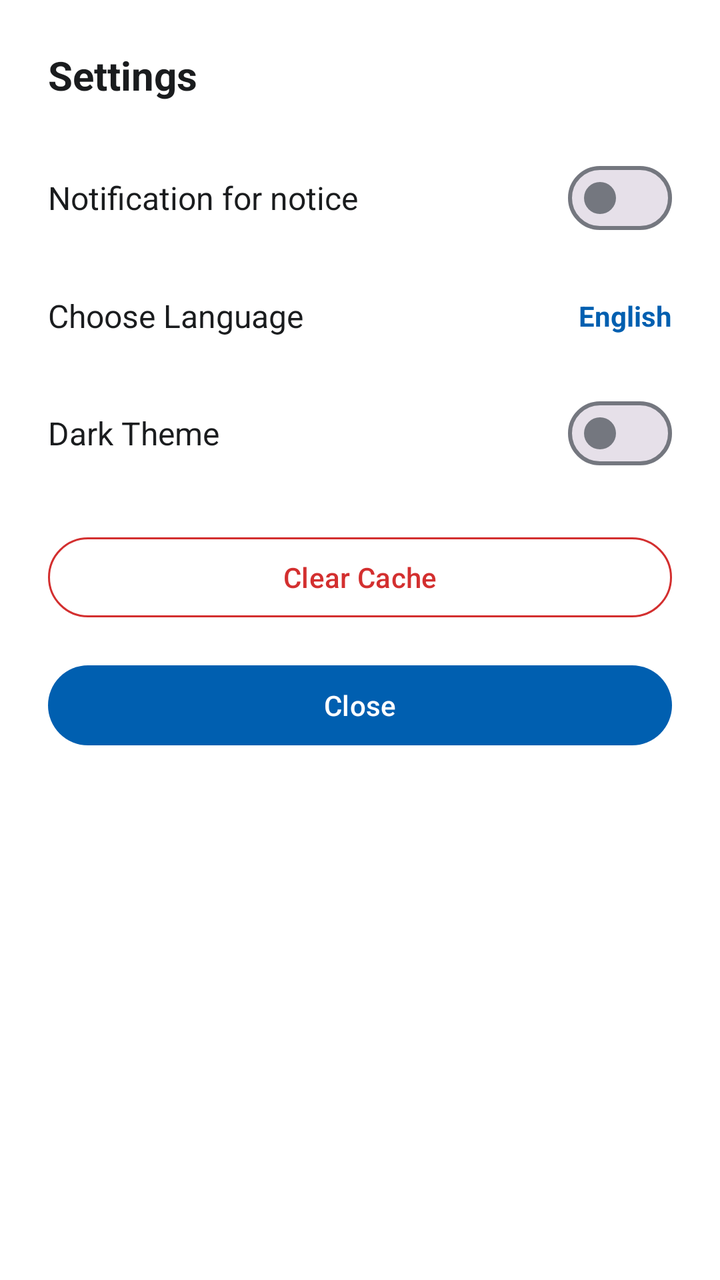
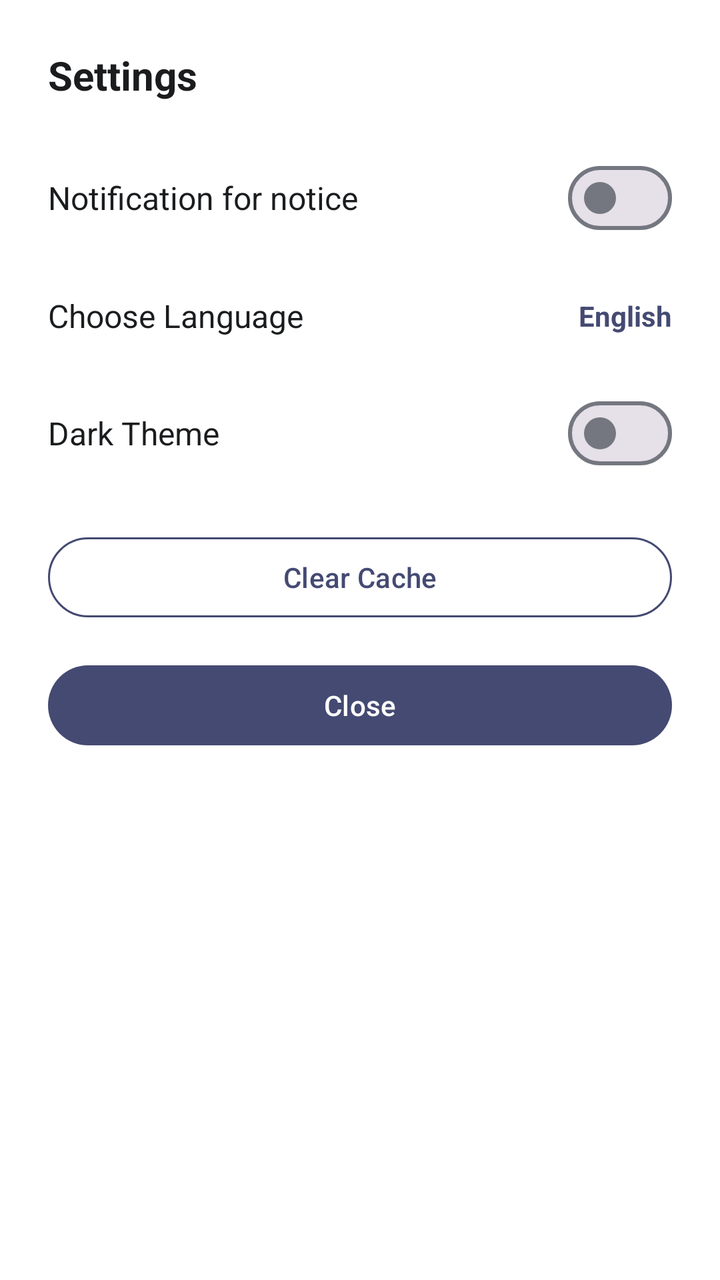

The first picture is an Android layout as it rendered before a commit; the second is the same layout after the commit. The layout source and the unified diff follow.
<!-- AndroidManifest.xml: application theme Theme.MyDUET -->
<!-- res/layout/dialog_settings.xml -->
<?xml version="1.0" encoding="utf-8"?>
<LinearLayout xmlns:android="http://schemas.android.com/apk/res/android"
    xmlns:app="http://schemas.android.com/apk/res-auto"
    android:layout_width="match_parent"
    android:layout_height="wrap_content"
    android:orientation="vertical"
    android:padding="24dp"
    android:background="?attr/colorSurface">

    <TextView
        android:layout_width="wrap_content"
        android:layout_height="wrap_content"
        android:text="Settings"
        android:textColor="?attr/colorOnSurface"
        android:textSize="20sp"
        android:textStyle="bold"
        android:layout_marginBottom="24dp" />

    <LinearLayout
        android:layout_width="match_parent"
        android:layout_height="wrap_content"
        android:orientation="horizontal"
        android:gravity="center_vertical"
        android:layout_marginBottom="16dp">

        <TextView
            android:layout_width="0dp"
            android:layout_height="wrap_content"
            android:layout_weight="1"
            android:text="Notification for notice"
            android:textColor="?attr/colorOnSurface"
            android:textSize="16sp" />

        <com.google.android.material.materialswitch.MaterialSwitch
            android:id="@+id/swNotifications"
            android:layout_width="wrap_content"
            android:layout_height="wrap_content" />
    </LinearLayout>

    <LinearLayout
        android:id="@+id/layoutLanguage"
        android:layout_width="match_parent"
        android:layout_height="wrap_content"
        android:orientation="horizontal"
        android:gravity="center_vertical"
        android:paddingTop="8dp"
        android:paddingBottom="8dp"
        android:clickable="true"
        android:focusable="true"
        android:background="?attr/selectableItemBackground"
        android:layout_marginBottom="16dp">

        <TextView
            android:layout_width="0dp"
            android:layout_height="wrap_content"
            android:layout_weight="1"
            android:text="Choose Language"
            android:textColor="?attr/colorOnSurface"
            android:textSize="16sp" />

        <TextView
            android:id="@+id/tvLanguageValue"
            android:layout_width="wrap_content"
            android:layout_height="wrap_content"
            android:text="English"
            android:textColor="?attr/colorPrimary"
            android:textSize="14sp"
            android:textStyle="bold" />
    </LinearLayout>

    <LinearLayout
        android:layout_width="match_parent"
        android:layout_height="wrap_content"
        android:orientation="horizontal"
        android:gravity="center_vertical"
        android:layout_marginBottom="24dp">

        <TextView
            android:layout_width="0dp"
            android:layout_height="wrap_content"
            android:layout_weight="1"
            android:text="Dark Theme"
            android:textColor="?attr/colorOnSurface"
            android:textSize="16sp" />

        <com.google.android.material.materialswitch.MaterialSwitch
            android:id="@+id/swDarkMode"
            android:layout_width="wrap_content"
            android:layout_height="wrap_content" />
    </LinearLayout>

    <Button
        android:id="@+id/btnClearCache"
        style="@style/Widget.Material3.Button.OutlinedButton"
        android:layout_width="match_parent"
        android:layout_height="wrap_content"
        android:text="Clear Cache"
        android:textColor="#D32F2F"
        app:strokeColor="#D32F2F"
        android:layout_marginBottom="16dp" />

    <Button
        android:id="@+id/btnClose"
        android:layout_width="match_parent"
        android:layout_height="wrap_content"
        android:text="Close" />

</LinearLayout>
<!-- resources referenced by this layout -->
<resources>
  <style name="Theme.MyDUET" parent="Base.Theme.MyDUET">
          <item name="android:windowAnimationStyle">@style/ActivityAnimation</item>
      </style>
  <style name="Base.Theme.MyDUET" parent="Theme.Material3.DayNight.NoActionBar">
          
          <item name="colorPrimary">@color/md_theme_light_primary</item>
          <item name="colorOnPrimary">@color/md_theme_light_onPrimary</item>
          <item name="colorPrimaryContainer">@color/md_theme_light_primaryContainer</item>
          <item name="colorOnPrimaryContainer">@color/md_theme_light_onPrimaryContainer</item>
  
          <item name="colorSecondary">@color/md_theme_light_secondary</item>
          <item name="colorOnSecondary">@color/md_theme_light_onSecondary</item>
          <item name="colorSecondaryContainer">@color/md_theme_light_secondaryContainer</item>
          <item name="colorOnSecondaryContainer">@color/md_theme_light_onSecondaryContainer</item>
  
          <item name="android:windowBackground">@color/md_theme_light_background</item>
          <item name="colorSurface">@color/md_theme_light_surface</item>
          <item name="colorOnSurface">@color/md_theme_light_onSurface</item>
          <item name="colorSurfaceVariant">@color/md_theme_light_surfaceVariant</item>
          <item name="colorOnSurfaceVariant">@color/md_theme_light_onSurfaceVariant</item>
          <item name="colorOutline">@color/md_theme_light_outline</item>
  
          
          <item name="android:statusBarColor">@color/md_theme_light_background</item>
          <item name="android:windowLightStatusBar">true</item>
  
          
          <item name="textAppearanceHeadlineLarge">@style/TextAppearance.MyDUET.HeadlineLarge</item>
          <item name="textAppearanceTitleLarge">@style/TextAppearance.MyDUET.TitleLarge</item>
          <item name="textAppearanceBodyLarge">@style/TextAppearance.MyDUET.BodyLarge</item>
      </style>
  <style name="ActivityAnimation" parent="@android:style/Animation.Activity">
          <item name="android:activityOpenEnterAnimation">@anim/slide_in_right</item>
          <item name="android:activityOpenExitAnimation">@anim/fade_out</item>
          <item name="android:activityCloseEnterAnimation">@anim/fade_in</item>
          <item name="android:activityCloseExitAnimation">@anim/slide_out_right</item>
      </style>
  <color name="md_theme_light_primary">#005FB0</color>
  <color name="md_theme_light_onPrimary">#FFFFFF</color>
  <color name="md_theme_light_primaryContainer">#D5E3FF</color>
  <color name="md_theme_light_onPrimaryContainer">#001C3B</color>
  <color name="md_theme_light_secondary">#565E71</color>
  <color name="md_theme_light_onSecondary">#FFFFFF</color>
  <color name="md_theme_light_secondaryContainer">#DAE2F9</color>
  <color name="md_theme_light_onSecondaryContainer">#131C2C</color>
  <color name="md_theme_light_background">#F8F9FF</color>
  <color name="md_theme_light_surface">#FFFFFF</color>
  <color name="md_theme_light_onSurface">#1A1C1E</color>
  <color name="md_theme_light_surfaceVariant">#E0E2EC</color>
  <color name="md_theme_light_onSurfaceVariant">#44474E</color>
  <color name="md_theme_light_outline">#74777F</color>
  <style name="TextAppearance.MyDUET.HeadlineLarge" parent="TextAppearance.Material3.HeadlineLarge">
          <item name="android:textStyle">bold</item>
          <item name="android:textColor">?attr/colorOnSurface</item>
      </style>
  <style name="TextAppearance.MyDUET.TitleLarge" parent="TextAppearance.Material3.TitleLarge">
          <item name="android:textStyle">bold</item>
          <item name="android:textColor">?attr/colorOnSurface</item>
      </style>
  <style name="TextAppearance.MyDUET.BodyLarge" parent="TextAppearance.Material3.BodyLarge">
          <item name="android:textColor">?attr/colorOnSurfaceVariant</item>
      </style>
</resources>

<!-- the commit's change to res/layout/dialog_settings.xml (unified diff, before → after) -->
@@ -95,8 +95,8 @@
         android:layout_width="match_parent"
         android:layout_height="wrap_content"
         android:text="Clear Cache"
-        android:textColor="#D32F2F"
-        app:strokeColor="#D32F2F"
+        android:textColor="@color/primary"
+        app:strokeColor="@color/primary"
         android:layout_marginBottom="16dp" />
 
     <Button
<!-- resource entries referenced after the edit -->
@@ -1,5 +1,6 @@
 <!-- resources referenced by this layout -->
 <resources>
+  <color name="primary">#444A72</color>
   <style name="Theme.MyDUET" parent="Base.Theme.MyDUET">
           <item name="android:windowAnimationStyle">@style/ActivityAnimation</item>
       </style>
@@ -23,8 +24,8 @@
           <item name="colorOutline">@color/md_theme_light_outline</item>
   
           
-          <item name="android:statusBarColor">@color/md_theme_light_background</item>
-          <item name="android:windowLightStatusBar">true</item>
+          <item name="android:statusBarColor">?attr/colorPrimary</item>
+          <item name="android:windowLightStatusBar">false</item>
   
           
           <item name="textAppearanceHeadlineLarge">@style/TextAppearance.MyDUET.HeadlineLarge</item>
@@ -37,18 +38,18 @@
           <item name="android:activityCloseEnterAnimation">@anim/fade_in</item>
           <item name="android:activityCloseExitAnimation">@anim/slide_out_right</item>
       </style>
-  <color name="md_theme_light_primary">#005FB0</color>
+  <color name="md_theme_light_primary">#444A72</color>
   <color name="md_theme_light_onPrimary">#FFFFFF</color>
-  <color name="md_theme_light_primaryContainer">#D5E3FF</color>
-  <color name="md_theme_light_onPrimaryContainer">#001C3B</color>
-  <color name="md_theme_light_secondary">#565E71</color>
+  <color name="md_theme_light_primaryContainer">#DCE0EE</color>
+  <color name="md_theme_light_onPrimaryContainer">#14182B</color>
+  <color name="md_theme_light_secondary">#088BB3</color>
   <color name="md_theme_light_onSecondary">#FFFFFF</color>
-  <color name="md_theme_light_secondaryContainer">#DAE2F9</color>
-  <color name="md_theme_light_onSecondaryContainer">#131C2C</color>
-  <color name="md_theme_light_background">#F8F9FF</color>
+  <color name="md_theme_light_secondaryContainer">#D7EFF7</color>
+  <color name="md_theme_light_onSecondaryContainer">#00202C</color>
+  <color name="md_theme_light_background">#FFFFFF</color>
   <color name="md_theme_light_surface">#FFFFFF</color>
   <color name="md_theme_light_onSurface">#1A1C1E</color>
-  <color name="md_theme_light_surfaceVariant">#E0E2EC</color>
+  <color name="md_theme_light_surfaceVariant">#E2E4EE</color>
   <color name="md_theme_light_onSurfaceVariant">#44474E</color>
   <color name="md_theme_light_outline">#74777F</color>
   <style name="TextAppearance.MyDUET.HeadlineLarge" parent="TextAppearance.Material3.HeadlineLarge">
